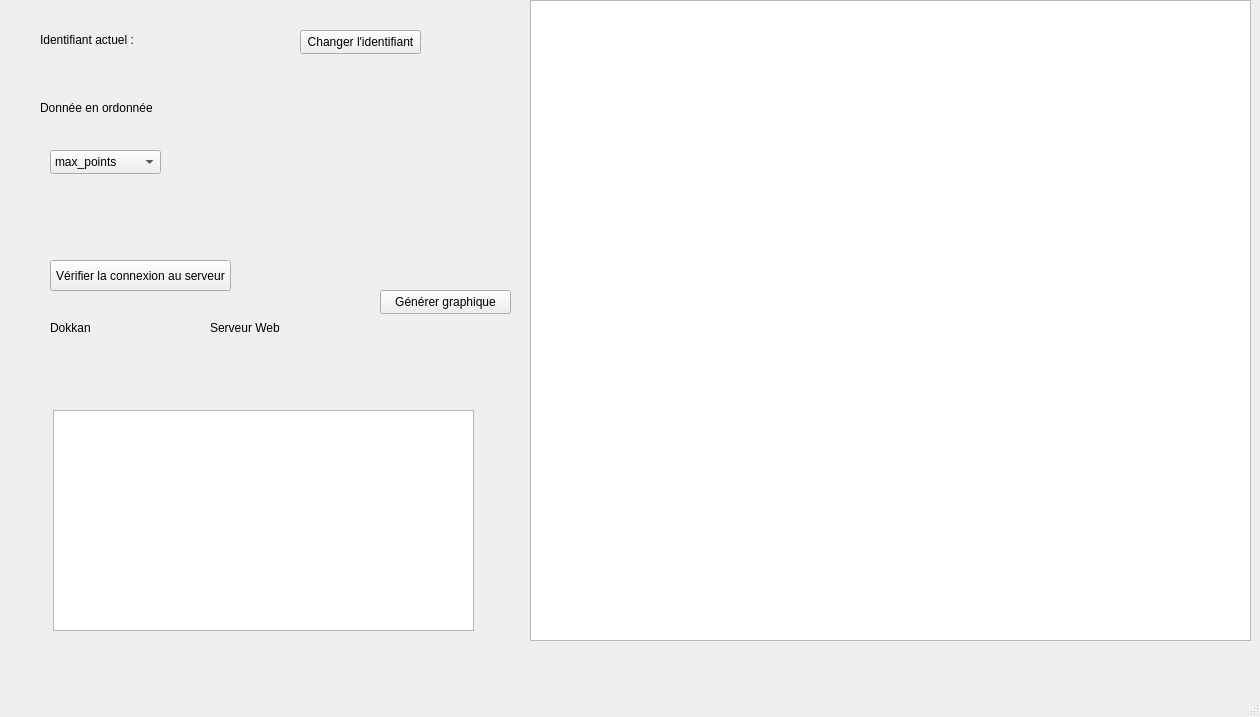
Above: mainwindow.ui from darkruss48/Polar before the change. Below: the same form after it.
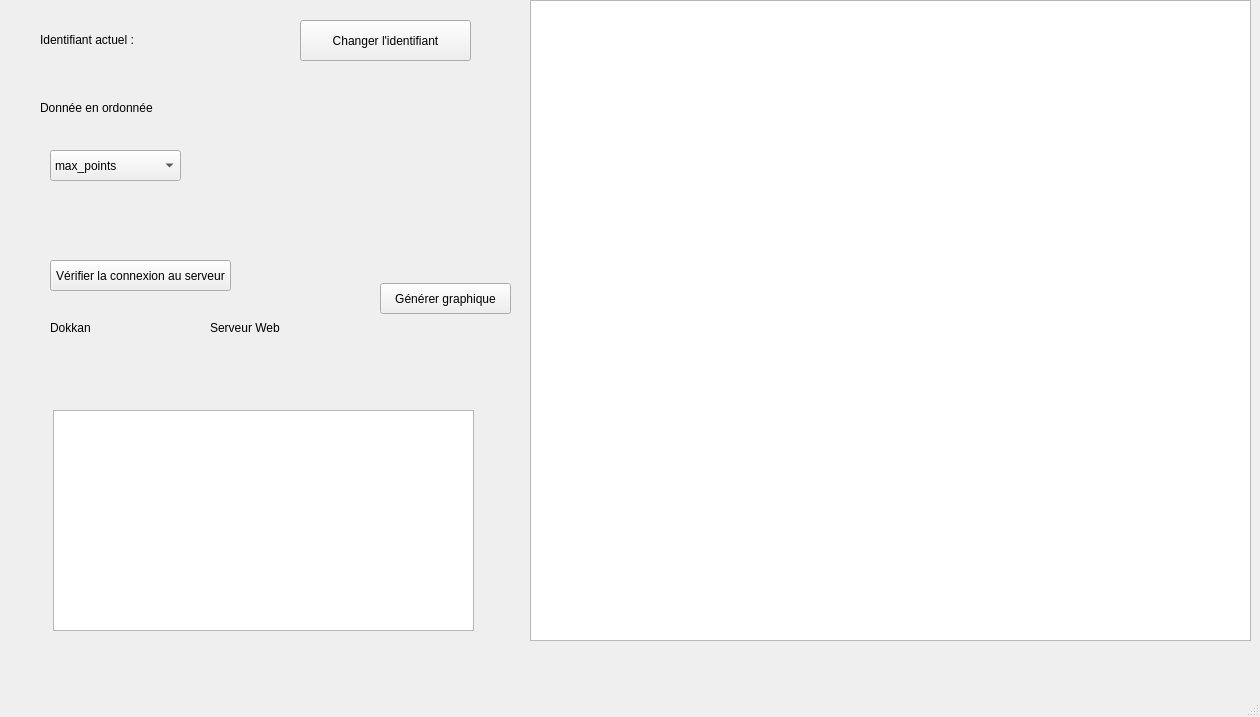
That is the form after the change.

```diff
--- a/mainwindow.ui
+++ b/mainwindow.ui
@@ -106,9 +106,9 @@
     <property name="geometry">
      <rect>
       <x>380</x>
-      <y>290</y>
+      <y>283</y>
       <width>131</width>
-      <height>24</height>
+      <height>31</height>
      </rect>
     </property>
     <property name="text">
@@ -119,9 +119,9 @@
     <property name="geometry">
      <rect>
       <x>300</x>
-      <y>30</y>
-      <width>121</width>
-      <height>24</height>
+      <y>20</y>
+      <width>171</width>
+      <height>41</height>
      </rect>
     </property>
     <property name="text">
@@ -152,8 +152,8 @@
      <rect>
       <x>50</x>
       <y>150</y>
-      <width>111</width>
-      <height>24</height>
+      <width>131</width>
+      <height>31</height>
      </rect>
     </property>
     <item>
```
